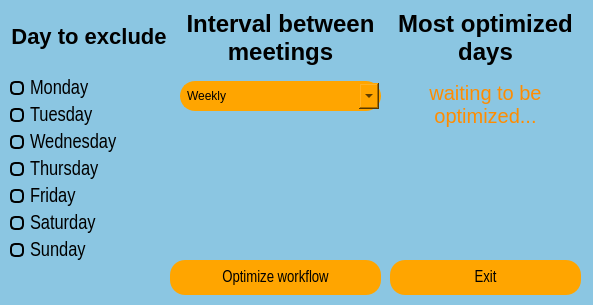
Old version of the form ui/optimizing_meetings.ui in the repository bartzlot/optimal_calendar.
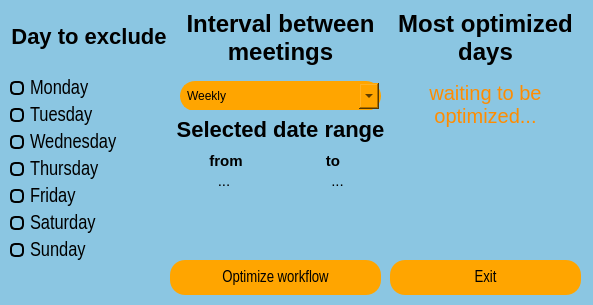
New version of the form.

Patch:
```diff
--- a/ui/optimizing_meetings.ui
+++ b/ui/optimizing_meetings.ui
@@ -555,6 +555,200 @@
      </item>
     </layout>
    </widget>
+   <widget class="QWidget" name="horizontalLayoutWidget_2">
+    <property name="geometry">
+     <rect>
+      <x>170</x>
+      <y>170</y>
+      <width>221</width>
+      <height>21</height>
+     </rect>
+    </property>
+    <layout class="QHBoxLayout" name="horizontalLayout_5">
+     <item>
+      <widget class="QLabel" name="date_from">
+       <property name="maximumSize">
+        <size>
+         <width>200</width>
+         <height>50</height>
+        </size>
+       </property>
+       <property name="font">
+        <font>
+         <family>Arial</family>
+         <bold>false</bold>
+        </font>
+       </property>
+       <property name="styleSheet">
+        <string notr="true">QLabel {
+    font-family: Arial, sans-serif;
+    font-size: 15px;
+    color: black;
+}</string>
+       </property>
+       <property name="text">
+        <string>...</string>
+       </property>
+       <property name="alignment">
+        <set>Qt::AlignCenter</set>
+       </property>
+      </widget>
+     </item>
+     <item>
+      <widget class="QLabel" name="date_till">
+       <property name="maximumSize">
+        <size>
+         <width>200</width>
+         <height>50</height>
+        </size>
+       </property>
+       <property name="font">
+        <font>
+         <family>Arial</family>
+         <bold>false</bold>
+        </font>
+       </property>
+       <property name="styleSheet">
+        <string notr="true">QLabel {
+    font-family: Arial, sans-serif;
+    font-size: 15px;
+    color: black;
+}</string>
+       </property>
+       <property name="text">
+        <string>...</string>
+       </property>
+       <property name="alignment">
+        <set>Qt::AlignCenter</set>
+       </property>
+      </widget>
+     </item>
+    </layout>
+   </widget>
+   <widget class="QWidget" name="horizontalLayoutWidget">
+    <property name="geometry">
+     <rect>
+      <x>170</x>
+      <y>150</y>
+      <width>221</width>
+      <height>22</height>
+     </rect>
+    </property>
+    <layout class="QHBoxLayout" name="horizontalLayout_4">
+     <item>
+      <widget class="QLabel" name="label_7">
+       <property name="maximumSize">
+        <size>
+         <width>50</width>
+         <height>50</height>
+        </size>
+       </property>
+       <property name="font">
+        <font>
+         <family>Arial</family>
+         <bold>true</bold>
+        </font>
+       </property>
+       <property name="styleSheet">
+        <string notr="true">QLabel {
+    font-family: Arial, sans-serif;
+    font-size: 15px;
+    font-weight: bold;
+    color: black;
+}</string>
+       </property>
+       <property name="text">
+        <string>from</string>
+       </property>
+       <property name="alignment">
+        <set>Qt::AlignCenter</set>
+       </property>
+      </widget>
+     </item>
+     <item>
+      <spacer name="horizontalSpacer">
+       <property name="orientation">
+        <enum>Qt::Horizontal</enum>
+       </property>
+       <property name="sizeType">
+        <enum>QSizePolicy::Fixed</enum>
+       </property>
+       <property name="sizeHint" stdset="0">
+        <size>
+         <width>20</width>
+         <height>20</height>
+        </size>
+       </property>
+      </spacer>
+     </item>
+     <item>
+      <widget class="QLabel" name="label_8">
+       <property name="maximumSize">
+        <size>
+         <width>50</width>
+         <height>50</height>
+        </size>
+       </property>
+       <property name="font">
+        <font>
+         <family>Arial</family>
+         <bold>true</bold>
+        </font>
+       </property>
+       <property name="styleSheet">
+        <string notr="true">QLabel {
+    font-family: Arial, sans-serif;
+    font-size: 15px;
+    font-weight: bold;
+    color: black;
+}</string>
+       </property>
+       <property name="text">
+        <string>to</string>
+       </property>
+       <property name="alignment">
+        <set>Qt::AlignCenter</set>
+       </property>
+      </widget>
+     </item>
+    </layout>
+   </widget>
+   <widget class="QLabel" name="label_4">
+    <property name="geometry">
+     <rect>
+      <x>170</x>
+      <y>110</y>
+      <width>221</width>
+      <height>39</height>
+     </rect>
+    </property>
+    <property name="maximumSize">
+     <size>
+      <width>16777215</width>
+      <height>100</height>
+     </size>
+    </property>
+    <property name="font">
+     <font>
+      <family>Arial</family>
+      <bold>true</bold>
+     </font>
+    </property>
+    <property name="styleSheet">
+     <string notr="true">QLabel {
+    font-family: Arial, sans-serif;
+    font-size: 22px;
+    font-weight: bold;
+    color: black;
+}</string>
+    </property>
+    <property name="text">
+     <string>Selected date range</string>
+    </property>
+    <property name="alignment">
+     <set>Qt::AlignCenter</set>
+    </property>
+   </widget>
   </widget>
  </widget>
  <resources/>
```
Left out of the diff: 13 changed lines with no effect on the pictures.
